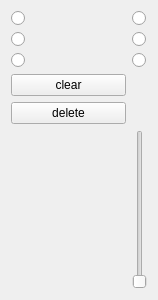
ChivaTateo/Magic_Music_Composer, file src/ui/note_options.ui: the form before one commit.
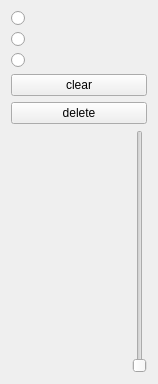
The form after the commit. Icons and pictures are not drawn.

The edit to the form file:
```diff
--- a/src/ui/note_options.ui
+++ b/src/ui/note_options.ui
@@ -7,7 +7,7 @@
     <x>0</x>
     <y>0</y>
     <width>158</width>
-    <height>300</height>
+    <height>384</height>
    </rect>
   </property>
   <property name="windowTitle">
@@ -17,66 +17,6 @@
    <property name="sizeConstraint">
     <enum>QLayout::SetDefaultConstraint</enum>
    </property>
-   <item row="4" column="2">
-    <widget class="QRadioButton" name="rBut_sharpDown">
-     <property name="focusPolicy">
-      <enum>Qt::NoFocus</enum>
-     </property>
-     <property name="text">
-      <string/>
-     </property>
-     <property name="icon">
-      <iconset resource="../symbols.qrc">
-       <normaloff>:/special/5</normaloff>:/special/5</iconset>
-     </property>
-     <property name="iconSize">
-      <size>
-       <width>32</width>
-       <height>32</height>
-      </size>
-     </property>
-    </widget>
-   </item>
-   <item row="2" column="2">
-    <widget class="QRadioButton" name="rBut_flatDown">
-     <property name="focusPolicy">
-      <enum>Qt::NoFocus</enum>
-     </property>
-     <property name="text">
-      <string/>
-     </property>
-     <property name="icon">
-      <iconset resource="../symbols.qrc">
-       <normaloff>:/special/1</normaloff>:/special/1</iconset>
-     </property>
-     <property name="iconSize">
-      <size>
-       <width>32</width>
-       <height>32</height>
-      </size>
-     </property>
-    </widget>
-   </item>
-   <item row="3" column="2">
-    <widget class="QRadioButton" name="rBut_natDown">
-     <property name="focusPolicy">
-      <enum>Qt::NoFocus</enum>
-     </property>
-     <property name="text">
-      <string/>
-     </property>
-     <property name="icon">
-      <iconset resource="../symbols.qrc">
-       <normaloff>:/special/3</normaloff>:/special/3</iconset>
-     </property>
-     <property name="iconSize">
-      <size>
-       <width>32</width>
-       <height>32</height>
-      </size>
-     </property>
-    </widget>
-   </item>
    <item row="3" column="0">
     <widget class="QRadioButton" name="rBut_natUp">
      <property name="focusPolicy">
@@ -175,17 +115,7 @@
      </property>
     </widget>
    </item>
-   <item row="8" column="0">
-    <widget class="QPushButton" name="but_delete">
-     <property name="focusPolicy">
-      <enum>Qt::NoFocus</enum>
-     </property>
-     <property name="text">
-      <string>delete</string>
-     </property>
-    </widget>
-   </item>
-   <item row="6" column="0">
+   <item row="6" column="0" colspan="3">
     <widget class="QPushButton" name="but_clear">
      <property name="focusPolicy">
       <enum>Qt::NoFocus</enum>
@@ -195,6 +125,16 @@
      </property>
     </widget>
    </item>
+   <item row="8" column="0" colspan="3">
+    <widget class="QPushButton" name="but_delete">
+     <property name="focusPolicy">
+      <enum>Qt::NoFocus</enum>
+     </property>
+     <property name="text">
+      <string>delete</string>
+     </property>
+    </widget>
+   </item>
   </layout>
  </widget>
  <resources>
```
Left out of the diff: 10 changed lines with no effect on the pictures.
